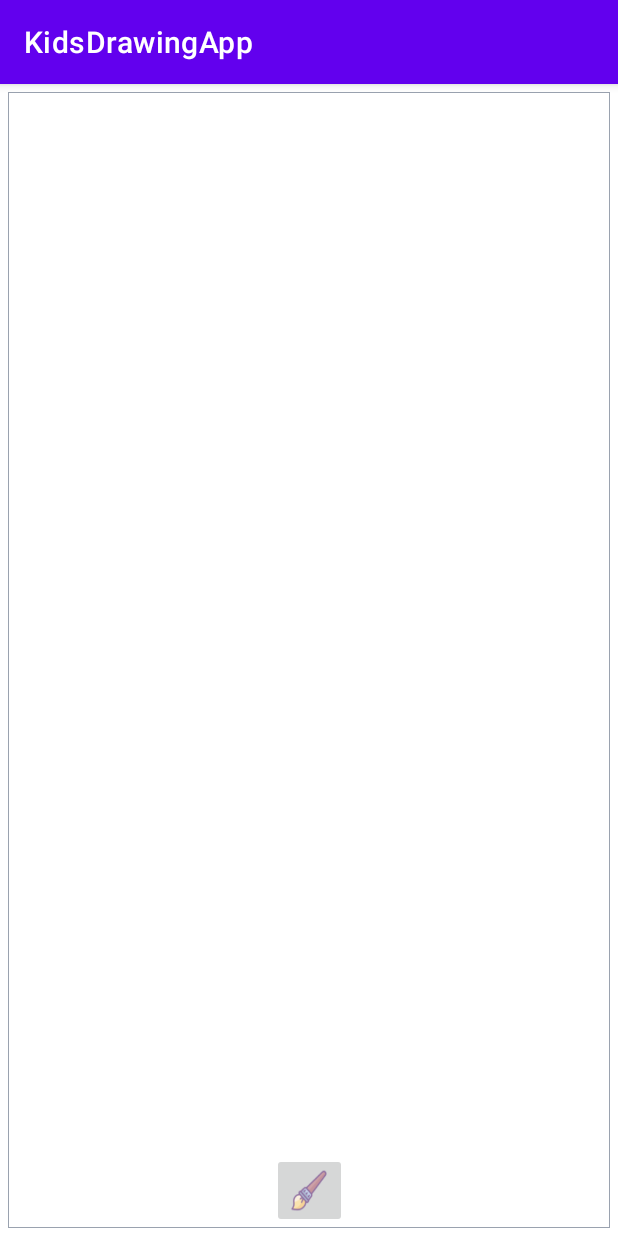
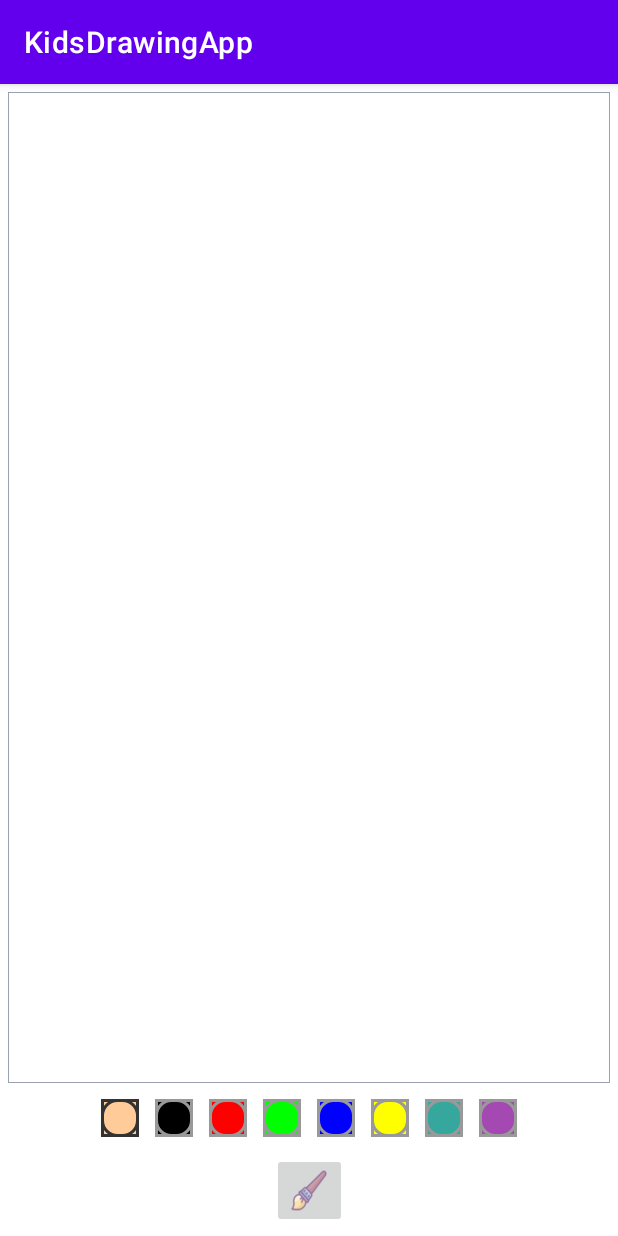
Before and after one commit to Jakarin-Jojo/KidsDrawingApp, an Android app: the screen it shows after launch (MainActivity), on a phone screen of 412 x 824 dp. Run offline under Robolectric (Android 15) with nearby library versions, the phone set to English and light mode, and no system bars.

Commit message:
:lipstick: Adding the Color pallet :lipstick:

```diff
--- a/app/src/main/java/eu/tutorials/kidsdrawingapp/MainActivity.kt
+++ b/app/src/main/java/eu/tutorials/kidsdrawingapp/MainActivity.kt
@@ -4,15 +4,23 @@ import android.app.Dialog
 import androidx.appcompat.app.AppCompatActivity
 import android.os.Bundle
 import android.widget.ImageButton
+import android.widget.LinearLayout
+import androidx.core.content.ContextCompat
+import androidx.core.view.get
 
 class MainActivity : AppCompatActivity() {
     private var drawingView: DrawingView? = null
+    private var mImageButtonCurrentPaint: ImageButton? = null
     override fun onCreate(savedInstanceState: Bundle?) {
         super.onCreate(savedInstanceState)
         setContentView(R.layout.activity_main)
         drawingView = findViewById(R.id.drawingView)
         drawingView?.setSizeForBrush(20.toFloat())
-
+        val linearLayoutPaintColors = findViewById<LinearLayout>(R.id.ll_paint_colors)
+        mImageButtonCurrentPaint = linearLayoutPaintColors[0] as ImageButton
+        mImageButtonCurrentPaint!!.setImageDrawable(
+            ContextCompat.getDrawable(this, R.drawable.pallet_pressed)
+        )
         val ibBrush : ImageButton = findViewById(R.id.ib_brush)
         ibBrush.setOnClickListener{
             showBrushSizeChooserDialog()
--- /dev/null
+++ b/app/src/main/res/drawable/pallet_normal.xml
@@ -0,0 +1,27 @@
+<?xml version="1.0" encoding="utf-8"?>
+<layer-list xmlns:android="http://schemas.android.com/apk/res/android">
+    <item>
+        <shape android:shape="rectangle">
+            <stroke
+                android:width="2dp"
+                android:color="#FF999999" />
+
+            <solid android:color="#00000000" />
+
+            <padding
+                android:bottom="0dp"
+                android:left="0dp"
+                android:right="0dp"
+                android:top="0dp" />
+        </shape>
+    </item>
+    <item>
+        <shape>
+            <stroke
+                android:width="2dp"
+                android:color="#FF999999" />
+            <solid android:color="#00000000" />
+            <corners android:radius="10dp" />
+        </shape>
+    </item>
+</layer-list>
--- /dev/null
+++ b/app/src/main/res/drawable/pallet_pressed.xml
@@ -0,0 +1,29 @@
+<?xml version="1.0" encoding="utf-8"?>
+<layer-list xmlns:android="http://schemas.android.com/apk/res/android">
+    <item>
+        <shape android:shape="rectangle">
+            <stroke
+                android:width="2dp"
+                android:color="#FF333333" />
+
+            <solid android:color="#00000000" />
+
+            <padding
+                android:bottom="0dp"
+                android:left="0dp"
+                android:right="0dp"
+                android:top="0dp" />
+        </shape>
+    </item>
+    <item>
+        <shape>
+            <stroke
+                android:width="2dp"
+                android:color="#FF333333" />
+
+            <solid android:color="#00000000" />
+
+            <corners android:radius="10dp" />
+        </shape>
+    </item>
+</layer-list>
--- a/app/src/main/res/layout/activity_main.xml
+++ b/app/src/main/res/layout/activity_main.xml
@@ -8,14 +8,91 @@
 
     <eu.tutorials.kidsdrawingapp.DrawingView
         android:id="@+id/drawingView"
-        android:layout_width="match_parent"
-        android:layout_height="match_parent"
+        android:layout_width="0dp"
+        android:layout_height="0dp"
         android:layout_margin="5dp"
         android:background="@drawable/background_drawing_view_layout"
-        app:layout_constraintBottom_toTopOf="@id/ib_brush"
+        app:layout_constraintBottom_toTopOf="@id/ll_paint_colors"
         app:layout_constraintLeft_toLeftOf="parent"
         app:layout_constraintRight_toRightOf="parent"
         app:layout_constraintTop_toTopOf="parent" />
+
+    <LinearLayout
+        android:id="@+id/ll_paint_colors"
+        android:layout_width="wrap_content"
+        android:layout_height="wrap_content"
+        android:orientation="horizontal"
+        app:layout_constraintBottom_toTopOf="@id/ib_brush"
+        app:layout_constraintEnd_toEndOf="parent"
+        app:layout_constraintStart_toStartOf="parent"
+        app:layout_constraintTop_toBottomOf="@id/drawingView">
+
+        <ImageButton
+            android:layout_width="25dp"
+            android:layout_height="25dp"
+            android:layout_margin="5dp"
+            android:src="@drawable/pallet_normal"
+            android:tag="@color/skin"
+            android:background="@color/skin"
+            />
+        <ImageButton
+            android:layout_width="25dp"
+            android:layout_height="25dp"
+            android:layout_margin="5dp"
+            android:src="@drawable/pallet_normal"
+            android:tag="@color/black"
+            android:background="@color/black"
+            />
+        <ImageButton
+            android:layout_width="25dp"
+            android:layout_height="25dp"
+            android:layout_margin="5dp"
+            android:src="@drawable/pallet_normal"
+            android:tag="@color/red"
+            android:background="@color/red"
+            />
+        <ImageButton
+            android:layout_width="25dp"
+            android:layout_height="25dp"
+            android:layout_margin="5dp"
+            android:src="@drawable/pallet_normal"
+            android:tag="@color/green"
+            android:background="@color/green"
+            />
+        <ImageButton
+            android:layout_width="25dp"
+            android:layout_height="25dp"
+            android:layout_margin="5dp"
+            android:src="@drawable/pallet_normal"
+            android:tag="@color/blue"
+            android:background="@color/blue"
+            />
+        <ImageButton
+            android:layout_width="25dp"
+            android:layout_height="25dp"
+            android:layout_margin="5dp"
+            android:src="@drawable/pallet_normal"
+            android:tag="@color/yellow"
+            android:background="@color/yellow"
+            />
+        <ImageButton
+            android:layout_width="25dp"
+            android:layout_height="25dp"
+            android:layout_margin="5dp"
+            android:src="@drawable/pallet_normal"
+            android:tag="@color/lollipop"
+            android:background="@color/lollipop"
+            />
+        <ImageButton
+            android:layout_width="25dp"
+            android:layout_height="25dp"
+            android:layout_margin="5dp"
+            android:src="@drawable/pallet_normal"
+            android:tag="@color/pink"
+            android:background="@color/pink"
+            />
+
+    </LinearLayout>
 
     <ImageButton
         android:id="@+id/ib_brush"
@@ -24,6 +101,7 @@
         android:layout_margin="5dp"
         android:src="@drawable/ic_brush"
         android:scaleType="fitXY"
+        app:layout_constraintTop_toBottomOf="@id/ll_paint_colors"
         app:layout_constraintBottom_toBottomOf="parent"
         app:layout_constraintStart_toStartOf="parent"
         app:layout_constraintEnd_toEndOf="parent"/>
--- a/app/src/main/res/values/colors.xml
+++ b/app/src/main/res/values/colors.xml
@@ -7,4 +7,12 @@
     <color name="teal_700">#FF018786</color>
     <color name="black">#FF000000</color>
     <color name="white">#FFFFFFFF</color>
+
+    <color name="skin">#ffcc99</color>
+    <color name="red">#ff0000</color>
+    <color name="green">#00ff00</color>
+    <color name="blue">#0000ff</color>
+    <color name="yellow">#ffff00</color>
+    <color name="lollipop"> #35a79c</color>
+    <color name="pink">#A349B1</color>
 </resources>
```
